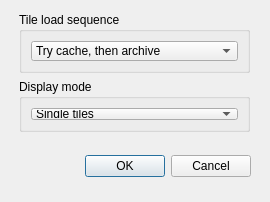
Old version of the form qt/tileedit/tileedit/dlgConfig.ui in the repository mschweiger/orbiter-tileedit.
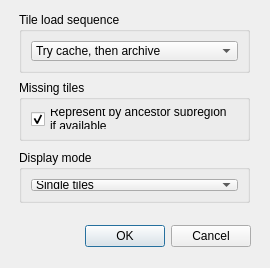
New version of the form.

Commit message: #18: synthesizing tiles from ancestor subregions can now be disabled via File-Config dialog.

What changed in the file:
```diff
--- a/qt/tileedit/tileedit/dlgConfig.ui
+++ b/qt/tileedit/tileedit/dlgConfig.ui
@@ -7,7 +7,7 @@
     <x>0</x>
     <y>0</y>
     <width>270</width>
-    <height>202</height>
+    <height>268</height>
    </rect>
   </property>
   <property name="windowTitle">
@@ -17,7 +17,7 @@
    <property name="geometry">
     <rect>
      <x>20</x>
-     <y>150</y>
+     <y>220</y>
      <width>231</width>
      <height>33</height>
     </rect>
@@ -105,7 +105,7 @@
    <property name="geometry">
     <rect>
      <x>19</x>
-     <y>79</y>
+     <y>150</y>
      <width>231</width>
      <height>53</height>
     </rect>
@@ -130,6 +130,35 @@
     </item>
    </layout>
   </widget>
+  <widget class="QGroupBox" name="groupBox_3">
+   <property name="geometry">
+    <rect>
+     <x>19</x>
+     <y>80</y>
+     <width>231</width>
+     <height>61</height>
+    </rect>
+   </property>
+   <property name="title">
+    <string>Missing tiles</string>
+   </property>
+   <property name="alignment">
+    <set>Qt::AlignLeading|Qt::AlignLeft|Qt::AlignTop</set>
+   </property>
+   <layout class="QVBoxLayout" name="verticalLayout_3">
+    <item>
+     <widget class="QCheckBox" name="checkInterpolateFromAncestor">
+      <property name="text">
+       <string>Represent by ancestor subregion 
+if available</string>
+      </property>
+      <property name="checked">
+       <bool>true</bool>
+      </property>
+     </widget>
+    </item>
+   </layout>
+  </widget>
  </widget>
  <resources/>
  <connections>
```
The commit also changes 7 other files.
